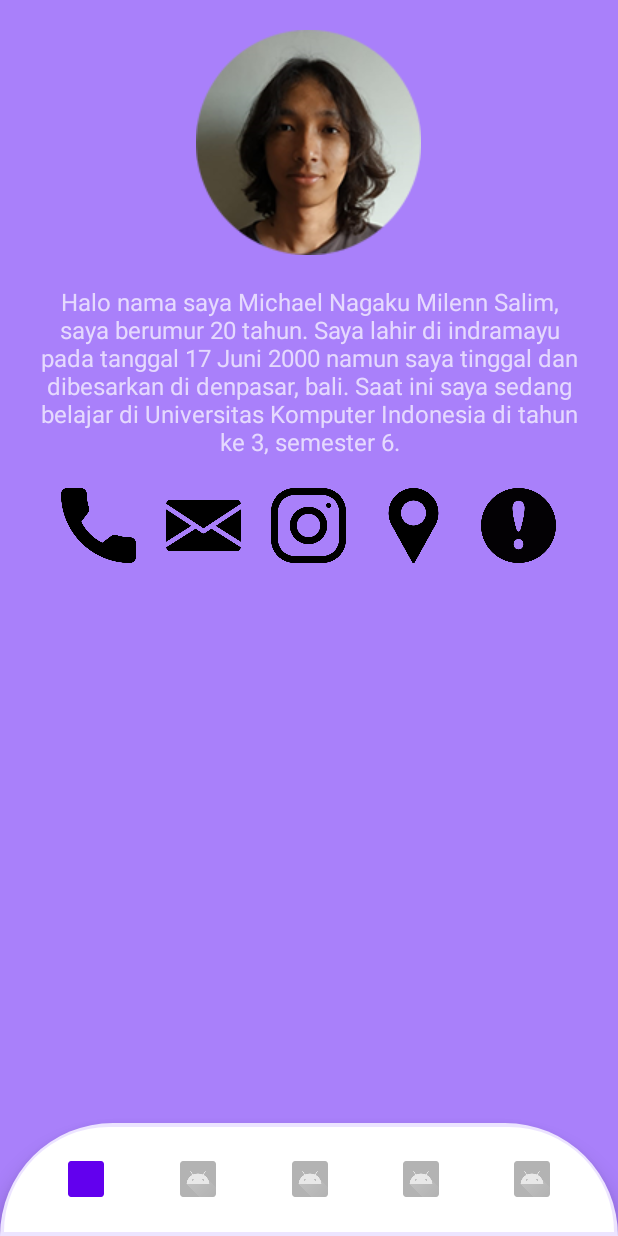
After one commit to Nagaku/myapps, an Android app: the fragment FragmentProfile placed in its activity, on a phone screen of 412 x 824 dp. The commit adds this screen. Run offline under Robolectric (Android 15) with nearby library versions, the phone set to English and light mode, and no system bars.

Commit message:
profile done

```diff
--- a/app/src/main/java/com/example/michael123/MainActivity.java
+++ b/app/src/main/java/com/example/michael123/MainActivity.java
@@ -2,18 +2,13 @@ package com.example.michael123;
 
 import androidx.annotation.NonNull;
 import androidx.appcompat.app.AppCompatActivity;
+import androidx.appcompat.app.AppCompatDialog;
 import androidx.fragment.app.Fragment;
 import androidx.fragment.app.FragmentManager;
 
-import android.graphics.Bitmap;
-import android.graphics.BitmapFactory;
-import android.graphics.Canvas;
-import android.graphics.drawable.BitmapDrawable;
-import android.graphics.drawable.Drawable;
 import android.os.Bundle;
 import android.util.Log;
 import android.view.MenuItem;
-import android.view.View;
 import android.widget.FrameLayout;
 
 import com.example.michael123.fragment.*;
@@ -21,7 +16,6 @@ import com.example.michael123.fragment.*;
 import com.example.michael123.model.Gallery;
 import com.google.android.material.bottomnavigation.BottomNavigationView;
 
-import java.io.ByteArrayOutputStream;
 import java.util.ArrayList;
 import java.util.List;
 
@@ -42,10 +36,13 @@ public class MainActivity extends AppCompatActivity{
         navigation = findViewById(R.id.bottomNavigationView);
         final Fragment fragment1 = new FragmentHome();
         final Fragment fragment2 = new FragmentDaily();
-        //populate();
         final Fragment fragment3 = new FragmentGallery(this.gallery);
+        final Fragment fragment4 = new FragmentMusic();
+        final Fragment fragment5 = new FragmentProfile();
         final FragmentManager fm = getSupportFragmentManager();
         active = fragment1;
+        fm.beginTransaction().add(R.id.frame, fragment5, "5").hide(fragment5).commit();
+        fm.beginTransaction().add(R.id.frame, fragment4, "4").hide(fragment4).commit();
         fm.beginTransaction().add(R.id.frame, fragment3, "3").hide(fragment3).commit();
         fm.beginTransaction().add(R.id.frame, fragment2, "2").hide(fragment2).commit();
         fm.beginTransaction().add(R.id.frame, fragment1, "1").commit();
@@ -65,7 +62,15 @@ public class MainActivity extends AppCompatActivity{
                         return true;
                     case R.id.menu_3:
                         fm.beginTransaction().hide(active).show(fragment3).commit();
-                        active = fragment2;
+                        active = fragment3;
+                        return true;
+                    case R.id.menu_4:
+                        fm.beginTransaction().hide(active).show(fragment4).commit();
+                        active = fragment4;
+                        return true;
+                    case R.id.menu_5:
+                        fm.beginTransaction().hide(active).show(fragment5).commit();
+                        active = fragment5;
                         return true;
                 }
                 return false;
--- a/app/src/main/java/com/example/michael123/SplashActivity.java
+++ b/app/src/main/java/com/example/michael123/SplashActivity.java
@@ -21,6 +21,6 @@ public class SplashActivity extends AppCompatActivity {
                 startActivity(i);
                 finish();
             }
-        }, 3000);
+        }, 1000);
     }
 }
--- /dev/null
+++ b/app/src/main/java/com/example/michael123/fragment/FragmentMusic.java
@@ -0,0 +1,66 @@
+package com.example.michael123.fragment;
+
+import android.os.Bundle;
+
+import androidx.fragment.app.Fragment;
+
+import android.view.LayoutInflater;
+import android.view.View;
+import android.view.ViewGroup;
+
+import com.example.michael123.R;
+
+/**
+ * A simple {@link Fragment} subclass.
+ * Use the {@link FragmentMusic#newInstance} factory method to
+ * create an instance of this fragment.
+ */
+public class FragmentMusic extends Fragment {
+
+    // TODO: Rename parameter arguments, choose names that match
+    // the fragment initialization parameters, e.g. ARG_ITEM_NUMBER
+    private static final String ARG_PARAM1 = "param1";
+    private static final String ARG_PARAM2 = "param2";
+
+    // TODO: Rename and change types of parameters
+    private String mParam1;
+    private String mParam2;
+
+    public FragmentMusic() {
+        // Required empty public constructor
+    }
+
+    /**
+     * Use this factory method to create a new instance of
+     * this fragment using the provided parameters.
+     *
+     * @param param1 Parameter 1.
+     * @param param2 Parameter 2.
+     * @return A new instance of fragment FragmentMusic.
+     */
+    // TODO: Rename and change types and number of parameters
+    public static FragmentMusic newInstance(String param1, String param2) {
+        FragmentMusic fragment = new FragmentMusic();
+        Bundle args = new Bundle();
+        args.putString(ARG_PARAM1, param1);
+        args.putString(ARG_PARAM2, param2);
+        fragment.setArguments(args);
+        return fragment;
+    }
+
+    @Override
+    public void onCreate(Bundle savedInstanceState) {
+        super.onCreate(savedInstanceState);
+        if (getArguments() != null) {
+            mParam1 = getArguments().getString(ARG_PARAM1);
+            mParam2 = getArguments().getString(ARG_PARAM2);
+        }
+    }
+
+    @Override
+    public View onCreateView(LayoutInflater inflater, ViewGroup container,
+                             Bundle savedInstanceState) {
+        // Inflate the layout for this fragment
+        return inflater.inflate(R.layout.fragment_music, container, false);
+    }
+}
--- /dev/null
+++ b/app/src/main/java/com/example/michael123/fragment/FragmentProfile.java
@@ -0,0 +1,137 @@
+package com.example.michael123.fragment;
+
+import android.Manifest;
+import android.content.ActivityNotFoundException;
+import android.content.Intent;
+import android.content.pm.PackageManager;
+import android.net.Uri;
+import android.os.Bundle;
+
+import androidx.appcompat.app.AppCompatDialog;
+import androidx.core.app.ActivityCompat;
+import androidx.fragment.app.Fragment;
+
+import android.view.LayoutInflater;
+import android.view.View;
+import android.view.ViewGroup;
+import android.widget.Button;
+
+import com.example.michael123.R;
+
+/**
+ * A simple {@link Fragment} subclass.
+ * Use the {@link FragmentProfile#newInstance} factory method to
+ * create an instance of this fragment.
+ */
+public class FragmentProfile extends Fragment {
+
+    // TODO: Rename parameter arguments, choose names that match
+    // the fragment initialization parameters, e.g. ARG_ITEM_NUMBER
+    private static final String ARG_PARAM1 = "param1";
+    private static final String ARG_PARAM2 = "param2";
+
+    // TODO: Rename and change types of parameters
+    private String mParam1;
+    private String mParam2;
+
+    AppCompatDialog version;
+
+    public FragmentProfile() {
+        // Required empty public constructor
+    }
+
+    /**
+     * Use this factory method to create a new instance of
+     * this fragment using the provided parameters.
+     *
+     * @param param1 Parameter 1.
+     * @param param2 Parameter 2.
+     * @return A new instance of fragment FragmentProfile.
+     */
+    // TODO: Rename and change types and number of parameters
+    public static FragmentProfile newInstance(String param1, String param2) {
+        FragmentProfile fragment = new FragmentProfile();
+        Bundle args = new Bundle();
+        args.putString(ARG_PARAM1, param1);
+        args.putString(ARG_PARAM2, param2);
+        fragment.setArguments(args);
+        return fragment;
+    }
+
+    @Override
+    public void onCreate(Bundle savedInstanceState) {
+        super.onCreate(savedInstanceState);
+        if (getArguments() != null) {
+            mParam1 = getArguments().getString(ARG_PARAM1);
+            mParam2 = getArguments().getString(ARG_PARAM2);
+        }
+    }
+
+    public void showVersion(View view) {
+        version = new AppCompatDialog(view.getContext());
+        version.setContentView(R.layout.version_pop);
+        version.setTitle("About this application");
+
+        if (!version.isShowing())
+            version.show();
+    }
+
+    @Override
+    public View onCreateView(LayoutInflater inflater, ViewGroup container,
+                             Bundle savedInstanceState) {
+        // Inflate the layout for this fragment
+
+        View view = inflater.inflate(R.layout.fragment_profile, container, false);
+
+        Button button = (Button) view.findViewById(R.id.callme);
+        Button btnm = (Button) view.findViewById(R.id.mailme);
+        Button btni = (Button) view.findViewById(R.id.followme);
+        Button btnf = (Button) view.findViewById(R.id.findme);
+        Button btnv = (Button) view.findViewById(R.id.version);
+
+
+        button.setOnClickListener(new View.OnClickListener() {
+            public void onClick(View arg0) {
+                String phone = "081338141194";
+                Intent callIntent = new Intent(Intent.ACTION_DIAL, Uri.parse("tel:" + phone));
+
+                startActivity(callIntent);
+            }
+        });
+
+        btnm.setOnClickListener(new View.OnClickListener() {
+            public void onClick(View arg0) {
+                try{
+                    Intent intent = new Intent (Intent.ACTION_VIEW , Uri.parse("mailto:" + "michael.10118008@mahasiswa.unikom.ac.id"));
+                    intent.putExtra(Intent.EXTRA_SUBJECT, "Android");
+                    startActivity(intent);
+                }catch(ActivityNotFoundException e){
+                    //TODO smth
+                }
+            }
+        });
+
+        btni.setOnClickListener(new View.OnClickListener() {
+            public void onClick(View arg0) {
+                startActivity(new Intent(Intent.ACTION_VIEW, Uri.parse("https://www.instagram.com/mimelnagaku/")));
+            }
+        });
+
+
+        btnf.setOnClickListener(new View.OnClickListener() {
+            public void onClick(View arg0) {
+                startActivity(new Intent(Intent.ACTION_VIEW, Uri.parse("https://goo.gl/maps/W75p9s7XyBRt3bYc6")));
+            }
+        });
+
+
+        btnv.setOnClickListener(new View.OnClickListener() {
+            public void onClick(View arg0) {
+                showVersion(arg0);
+            }
+        });
+
+        return view;
+    }
+
+}
--- /dev/null
+++ b/app/src/main/res/drawable/rounded.xml
@@ -0,0 +1,21 @@
+<?xml version="1.0" encoding="utf-8"?>
+<layer-list xmlns:android="http://schemas.android.com/apk/res/android">
+
+
+    <item>
+        <shape android:shape="rectangle">
+            <corners android:topLeftRadius="200dp" android:topRightRadius="200dp"/>
+            <solid android:color="#ECE4FF"></solid>
+        </shape>
+    </item>
+    <item  android:top="3dp" android:bottom="3dp" android:left="3dp" android:right="3dp">
+
+        <shape android:shape="rectangle">
+            <corners android:topLeftRadius="200dp" android:topRightRadius="200dp"/>
+
+            <solid android:color="@color/white"></solid>
+        </shape>
+    </item>
+
+
+</layer-list>
--- a/app/src/main/res/layout/activity_main.xml
+++ b/app/src/main/res/layout/activity_main.xml
@@ -19,7 +19,9 @@
         android:layout_width="match_parent"
         android:layout_height="75dp"
         android:layout_gravity="bottom"
-        app:labelVisibilityMode="selected"
-        app:menu="@menu/nav_menu"/>
+        app:labelVisibilityMode="unlabeled"
+        app:menu="@menu/nav_menu"
+        android:background="@drawable/rounded"
+        android:paddingHorizontal="20dp"/>
 
 </androidx.coordinatorlayout.widget.CoordinatorLayout>
--- /dev/null
+++ b/app/src/main/res/layout/fragment_profile.xml
@@ -0,0 +1,77 @@
+<?xml version="1.0" encoding="utf-8"?>
+<FrameLayout xmlns:android="http://schemas.android.com/apk/res/android"
+    xmlns:tools="http://schemas.android.com/tools"
+    android:layout_width="match_parent"
+    android:layout_height="match_parent"
+    tools:context=".fragment.FragmentProfile"
+    android:background="#A980FA">
+    <LinearLayout
+        android:layout_width="match_parent"
+        android:layout_height="match_parent"
+        android:layout_margin="20dp"
+        android:orientation="vertical"
+        android:gravity="center_horizontal">
+        <ImageView
+            android:layout_width="wrap_content"
+            android:layout_height="wrap_content"
+            android:background="@drawable/a1"
+            android:layout_marginBottom="20dp"/>
+
+        <TextView
+            android:layout_width="wrap_content"
+            android:layout_height="wrap_content"
+            android:text="@string/desc"
+            android:textSize="16dp"
+            android:textAlignment="center"
+            android:layout_marginBottom="20dp"/>
+
+        <LinearLayout
+            android:layout_width="match_parent"
+            android:layout_height="wrap_content"
+            android:orientation="horizontal"
+            android:gravity="center">
+
+            <Button
+                android:id="@+id/callme"
+                android:layout_width="50dp"
+                android:layout_height="50dp"
+                android:background="@drawable/call"
+                android:layout_marginHorizontal="10dp"/>
+
+
+            <Button
+                android:id="@+id/mailme"
+                android:layout_width="50dp"
+                android:layout_height="50dp"
+                android:background="@drawable/email"
+                android:layout_marginHorizontal="10dp"/>
+
+
+            <Button
+                android:id="@+id/followme"
+                android:layout_width="50dp"
+                android:layout_height="50dp"
+                android:background="@drawable/instagram"
+                android:layout_marginHorizontal="10dp"/>
+
+            <Button
+                android:id="@+id/findme"
+                android:layout_width="50dp"
+                android:layout_height="50dp"
+                android:background="@drawable/pin"
+                android:layout_marginHorizontal="10dp"/>
+
+            <Button
+                android:id="@+id/version"
+                android:layout_width="50dp"
+                android:layout_height="50dp"
+                android:background="@drawable/version"
+                android:layout_marginHorizontal="10dp"/>
+
+        </LinearLayout>
+
+    </LinearLayout>
+
+
+
+</FrameLayout>
--- a/app/src/main/res/layout/gallery_gambar.xml
+++ b/app/src/main/res/layout/gallery_gambar.xml
@@ -3,7 +3,8 @@
     android:orientation="vertical"
     android:background="@color/black"
     android:layout_width="match_parent"
-    android:layout_height="wrap_content">
+    android:layout_height="wrap_content"
+    android:layout_margin="1dp">
     <ImageView
         android:id="@+id/picture"
         android:layout_width="wrap_content"
--- a/app/src/main/res/menu/nav_menu.xml
+++ b/app/src/main/res/menu/nav_menu.xml
@@ -2,17 +2,27 @@
 <menu xmlns:android="http://schemas.android.com/apk/res/android">
     <item
         android:id="@+id/menu_1"
-        android:title="Menu 1"
+        android:title="Home"
         android:enabled="true"
         android:icon="@mipmap/ic_launcher_round"/>
     <item
         android:id="@+id/menu_2"
-        android:title="Menu 1"
+        android:title="Daily Activity"
         android:enabled="true"
         android:icon="@mipmap/ic_launcher_round"/>
     <item
         android:id="@+id/menu_3"
-        android:title="Menu 1"
+        android:title="Gallery"
+        android:enabled="true"
+        android:icon="@mipmap/ic_launcher_round"/>
+    <item
+        android:id="@+id/menu_4"
+        android:title="Music Favorite &amp; Video"
+        android:enabled="true"
+        android:icon="@mipmap/ic_launcher_round"/>
+    <item
+        android:id="@+id/menu_5"
+        android:title="Profile"
         android:enabled="true"
         android:icon="@mipmap/ic_launcher_round"/>
 </menu>
--- a/app/src/main/res/values/strings.xml
+++ b/app/src/main/res/values/strings.xml
@@ -4,4 +4,5 @@
     <string name="nav_close">Close</string>
     <!-- TODO: Remove or change this placeholder text -->
     <string name="hello_blank_fragment">Hello blank fragment</string>
+    <string name="desc">Halo nama saya Michael Nagaku Milenn Salim, saya berumur 20 tahun. Saya lahir di indramayu pada tanggal 17 Juni 2000 namun saya tinggal dan dibesarkan di denpasar, bali. Saat ini saya sedang belajar di Universitas Komputer Indonesia di tahun ke 3, semester 6.</string>
 </resources>
```
Also changed, not shown: app/src/main/res/layout/fragment_music.xml (added, +14 -0 lines), app/src/main/res/layout/version_pop.xml (added, +15 -0 lines), app/src/main/res/drawable/a1.png (added), app/src/main/res/drawable/call.png (added), app/src/main/res/drawable/email.png (added), app/src/main/res/drawable/instagram.png (added), app/src/main/res/drawable/pin.png (added), app/src/main/res/drawable/version.png (added).
